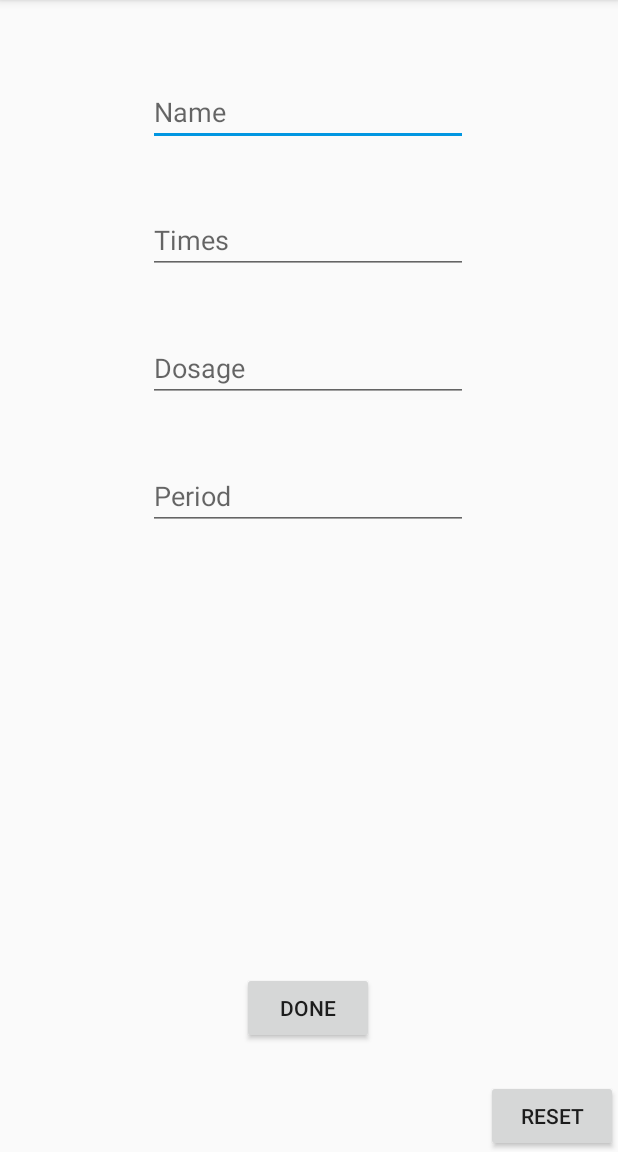
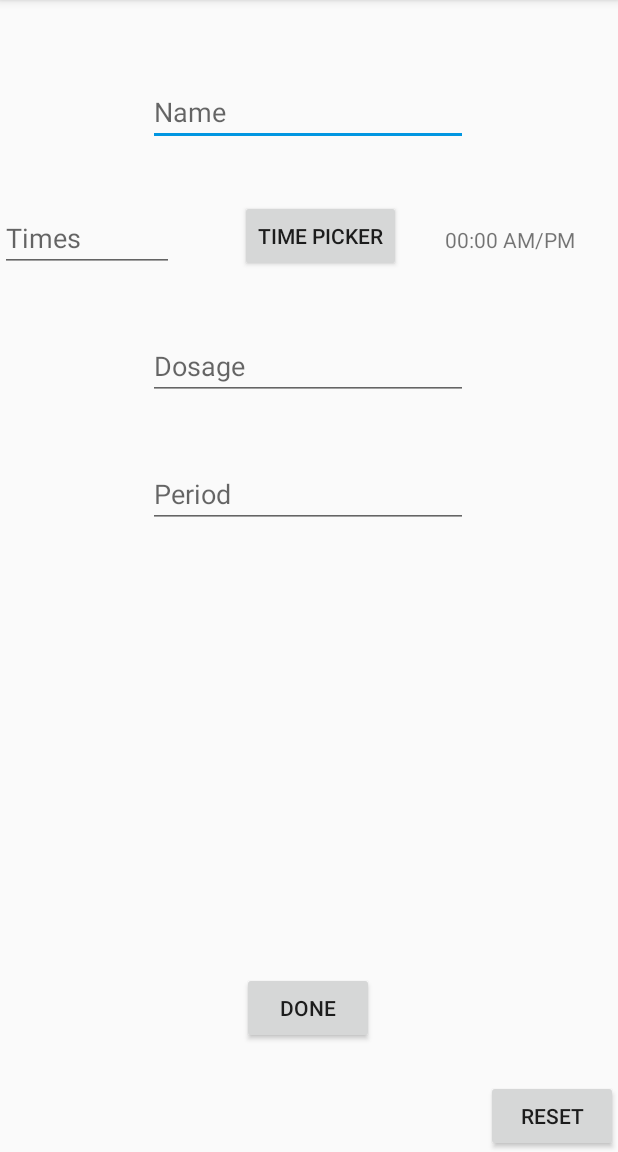
Before and after one commit to iDrug-Medtracker/iDrug-Medtracker, an Android app: the NewPillActivity screen opened directly, with no data from a screen before it, on a phone screen of 412 x 824 dp, the part 84-1236 px from its top. Run offline under Robolectric (Android 15) with nearby library versions, the phone set to English and light mode, and no system bars.

```diff
--- a/app/src/main/res/layout/activity_new_pill_form.xml
+++ b/app/src/main/res/layout/activity_new_pill_form.xml
@@ -34,14 +34,12 @@
 
     <EditText
         android:id="@+id/editTimes"
-        android:layout_width="wrap_content"
-        android:layout_height="wrap_content"
+        android:layout_width="116dp"
+        android:layout_height="44dp"
         android:layout_marginTop="40dp"
         android:ems="10"
         android:hint="Times"
         android:inputType="textPersonName"
-        app:layout_constraintEnd_toEndOf="parent"
-        app:layout_constraintHorizontal_bias="0.497"
         app:layout_constraintStart_toStartOf="parent"
         app:layout_constraintTop_toBottomOf="@+id/editName" />
 
@@ -88,4 +86,26 @@
         app:layout_constraintBottom_toBottomOf="parent"
         app:layout_constraintEnd_toEndOf="parent" />
 
+    <TextView
+        android:id="@+id/time_display"
+        android:layout_width="wrap_content"
+        android:layout_height="wrap_content"
+        android:text="@string/time_display"
+        app:layout_constraintBottom_toTopOf="@+id/editDosage"
+        app:layout_constraintEnd_toEndOf="parent"
+        app:layout_constraintStart_toEndOf="@+id/button_setTime"
+        app:layout_constraintTop_toBottomOf="@+id/editName" />
+
+    <Button
+        android:id="@+id/button_setTime"
+        android:layout_width="wrap_content"
+        android:layout_height="wrap_content"
+        android:layout_marginStart="44dp"
+        android:layout_marginLeft="44dp"
+        android:text="Time Picker"
+        app:layout_constraintBottom_toTopOf="@+id/editDosage"
+        app:layout_constraintStart_toEndOf="@+id/editTimes"
+        app:layout_constraintTop_toBottomOf="@+id/editName"
+        app:layout_constraintVertical_bias="0.473" />
+
 </androidx.constraintlayout.widget.ConstraintLayout>
--- a/app/src/main/res/values/strings.xml
+++ b/app/src/main/res/values/strings.xml
@@ -7,6 +7,7 @@
     <string name="button_accept">Add to Calendar</string>
     <string name="textView_repeat_every">Repeat the alarm every:</string>
     <string name="main_menu">Main Menu</string>
+    <string name="time_display">00:00 AM/PM</string>
 
     <string-array name="array_repeat_time">
         <item>Day</item>
```
Also changed, not shown: app/src/main/java/com/example/idrug01/NewPillActivity.java (+57 -0 lines).
